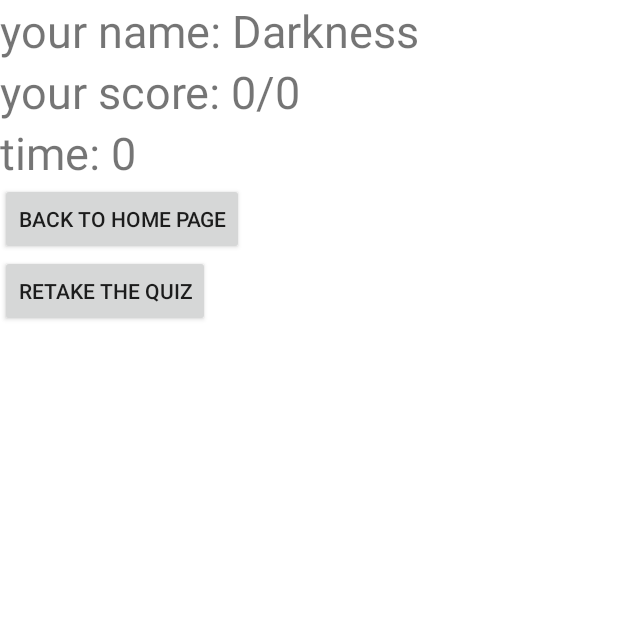
After one commit to HoangAnhNguyen269/EducationalGameV1, an Android app: the ShowQuizResultActivity screen opened directly, with no data from a screen before it, on a phone screen of 412 x 824 dp, the top half of it. The commit adds this screen. Run offline under Robolectric (Android 15) with nearby library versions, the phone set to English and light mode, and no system bars; 4 statements that could not run were skipped.

Commit message:
done with the screen that shows the result. top result screen and setting screem is missing. no UI enhancement in show result screen and main screen

```diff
--- a/app/src/main/AndroidManifest.xml
+++ b/app/src/main/AndroidManifest.xml
@@ -9,6 +9,9 @@
         android:roundIcon="@mipmap/ic_launcher_round"
         android:supportsRtl="true"
         android:theme="@style/Theme.EducationalGameV1">
+        <activity
+            android:name=".ShowQuizResultActivity"
+            android:exported="false" />
         <activity
             android:name=".GameActivity"
             android:exported="false" />
--- a/app/src/main/java/au/edu/jcu/learn/cp3406/practical/educationalgamev1/MainActivity.java
+++ b/app/src/main/java/au/edu/jcu/learn/cp3406/practical/educationalgamev1/MainActivity.java
@@ -13,10 +13,13 @@ public class MainActivity extends AppCompatActivity {
 
     Spinner subjectSpinner;
     Button newAttemptButton;
+    public static String userName = "admin";
+
     @Override
     protected void onCreate(Bundle savedInstanceState) {
         super.onCreate(savedInstanceState);
         setContentView(R.layout.activity_main);
+        userName = "Darkness";
 
         //add tool bar
         Toolbar toolbar = findViewById(R.id.tool_bar);
--- /dev/null
+++ b/app/src/main/java/au/edu/jcu/learn/cp3406/practical/educationalgamev1/ShowQuizResultActivity.java
@@ -0,0 +1,102 @@
+package au.edu.jcu.learn.cp3406.practical.educationalgamev1;
+
+import androidx.appcompat.app.AppCompatActivity;
+import androidx.appcompat.widget.AppCompatButton;
+
+import android.content.Intent;
+import android.database.Cursor;
+import android.database.sqlite.SQLiteDatabase;
+import android.database.sqlite.SQLiteException;
+import android.database.sqlite.SQLiteOpenHelper;
+import android.os.Bundle;
+import android.util.Log;
+import android.view.View;
+import android.widget.TextView;
+import android.widget.Toast;
+
+public class ShowQuizResultActivity extends AppCompatActivity {
+
+    public static String SUBJECT_STRING="SUBJECT";
+    public static String CORRECT_QUESTION_NUM ="CORRECT QUESTION NUMBER";
+    public static String TOTAL_QUESTIONS ="TOTAL NUMBER";
+    public static String TOTAL_SECONDS="TOTAL_SECONDS";
+
+    private String subject;
+    private int totalCorrectQuestion;
+    private int totalQuestion;
+    private int totalSeconds;
+
+    TextView yourNameView;
+    TextView yourScoreView;
+    TextView timeView;
+    AppCompatButton backToHomeButton;
+    AppCompatButton newGameButton;
+
+
+
+    @Override
+    protected void onCreate(Bundle savedInstanceState) {
+        super.onCreate(savedInstanceState);
+        setContentView(R.layout.activity_show_quiz_result);
+
+        subject = (String) getIntent().getExtras().get(SUBJECT_STRING);
+        totalCorrectQuestion = (int) getIntent().getExtras().get(CORRECT_QUESTION_NUM);
+        totalQuestion = (int) getIntent().getExtras().get(TOTAL_QUESTIONS);
+        totalSeconds = (int) getIntent().getExtras().get(TOTAL_SECONDS);
+//        Toast toast = Toast.makeText(ShowQuizResultActivity.this, String.valueOf(totalSeconds), Toast.LENGTH_LONG);
+//        toast.show();
+
+        yourNameView = findViewById(R.id.result_user_name);
+        yourNameView.setText("your name: "+MainActivity.userName);
+
+        yourScoreView =findViewById(R.id.result_score);
+        yourScoreView.setText("your score: "+String.valueOf(totalCorrectQuestion)+"/"+String.valueOf(totalQuestion));
+
+        timeView = findViewById(R.id.result_total_seconds);
+        timeView.setText("time: "+ String.valueOf(totalSeconds));
+
+
+        backToHomeButton = findViewById(R.id.back_to_home_page_btn);
+        backToHomeButton.setOnClickListener(new View.OnClickListener() {
+            @Override
+            public void onClick(View v) {
+                Intent intent = new Intent(ShowQuizResultActivity.this,  MainActivity.class);
+                startActivity(intent);
+            }
+        });
+
+
+        newGameButton = findViewById(R.id.take_new_quiz);
+        newGameButton.setOnClickListener(new View.OnClickListener() {
+            @Override
+            public void onClick(View v) {
+                Intent intent = new Intent(ShowQuizResultActivity.this, GameActivity.class);
+                intent.putExtra(GameActivity.SUBJECT_FINAL_STRING, subject);
+                startActivity(intent);
+            }
+        });
+
+
+//        SQLiteOpenHelper gameDatabaseHelper = new GameDatabaseHelper(this);
+//        try {
+//            SQLiteDatabase db = gameDatabaseHelper.getReadableDatabase();
+//            Cursor cursor = db.query(GameDatabaseHelper.RESULT_TABLE,
+//                    new String[]{"_id", GameDatabaseHelper.USER_NAME_COLUMN,GameDatabaseHelper.SUBJECT_COLUMN,GameDatabaseHelper.SCORE_COLUMN, GameDatabaseHelper.AVERAGE_SECONDS_COLUMN},
+//                    null, null, null, null, null);
+//            cursor.moveToLast();
+//            Toast toast = Toast.makeText(ShowQuizResultActivity.this, String.valueOf(cursor.getString(1)), Toast.LENGTH_LONG);
+//            toast.show();
+//
+//
+//        } catch(SQLiteException e) {
+//            Toast toasted = Toast.makeText(this, "Database unavailable", Toast.LENGTH_SHORT);
+//            toasted.show();
+//            Log.i("load successfully?", "not ok");
+//        }
+    }
+    @Override
+    public void onBackPressed() {
+        Intent intent = new Intent(ShowQuizResultActivity.this,  MainActivity.class);
+        startActivity(intent);
+    }
+}
--- a/app/src/main/res/layout/activity_game.xml
+++ b/app/src/main/res/layout/activity_game.xml
@@ -108,6 +108,7 @@
         android:background="@drawable/round_back_white_ans_button"/>
 
     <androidx.appcompat.widget.AppCompatButton
+        android:visibility="gone"
         android:layout_width="wrap_content"
         android:layout_height="50dp"
         android:id="@+id/next_button"
--- /dev/null
+++ b/app/src/main/res/layout/activity_show_quiz_result.xml
@@ -0,0 +1,50 @@
+<?xml version="1.0" encoding="utf-8"?>
+<androidx.appcompat.widget.LinearLayoutCompat
+    xmlns:android="http://schemas.android.com/apk/res/android"
+    xmlns:app="http://schemas.android.com/apk/res-auto"
+    xmlns:tools="http://schemas.android.com/tools"
+    android:layout_width="match_parent"
+    android:layout_height="match_parent"
+    tools:context=".ShowQuizResultActivity"
+    android:orientation="vertical">
+
+    <TextView
+        android:id="@+id/result_user_name"
+        android:layout_width="wrap_content"
+        android:layout_height="wrap_content"
+        android:textSize="30sp"
+        android:text="your name: "/>
+
+    <TextView
+        android:id="@+id/result_score"
+        android:layout_width="wrap_content"
+        android:layout_height="wrap_content"
+        android:textSize="30sp"
+        android:text="your Score: "/>
+
+    <TextView
+        android:id="@+id/result_total_seconds"
+        android:layout_width="wrap_content"
+        android:layout_height="wrap_content"
+        android:textSize="30sp"
+        android:text="time: "/>
+
+    <androidx.appcompat.widget.AppCompatButton
+        android:id="@+id/back_to_home_page_btn"
+        android:layout_width="wrap_content"
+        android:layout_height="wrap_content"
+        android:text="Back to home page" />
+
+    <androidx.appcompat.widget.AppCompatButton
+        android:id="@+id/take_new_quiz"
+        android:layout_width="wrap_content"
+        android:layout_height="wrap_content"
+        android:text="retake the quiz"/>
+
+
+
+
+
+
+
+</androidx.appcompat.widget.LinearLayoutCompat>
```
Also changed, not shown: app/src/main/java/au/edu/jcu/learn/cp3406/practical/educationalgamev1/GameActivity.java (+78 -12 lines), app/src/main/java/au/edu/jcu/learn/cp3406/practical/educationalgamev1/GameDatabaseHelper.java (+27 -2 lines), app/src/main/java/au/edu/jcu/learn/cp3406/practical/educationalgamev1/GameWorkerThread.java (+2 -10 lines).
